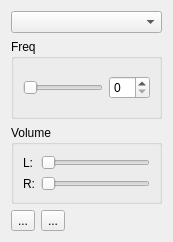
First picture: the form in Qt/my_old_programm/Tools/Generator_Curve/src/widgets/sound_widget/src/ui/sound_widget.ui, repository RinatB2017/mega_GIT, before the edit.
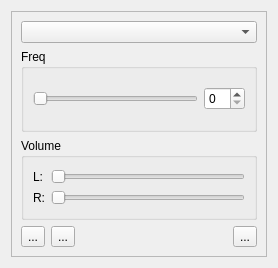
Second picture: the form after the edit.

```diff
--- a/Qt/my_old_programm/Tools/Generator_Curve/src/widgets/sound_widget/src/ui/sound_widget.ui
+++ b/Qt/my_old_programm/Tools/Generator_Curve/src/widgets/sound_widget/src/ui/sound_widget.ui
@@ -6,8 +6,8 @@
    <rect>
     <x>0</x>
     <y>0</y>
-    <width>173</width>
-    <height>242</height>
+    <width>278</width>
+    <height>268</height>
    </rect>
   </property>
   <property name="windowTitle">
@@ -15,6 +15,15 @@
   </property>
   <layout class="QVBoxLayout" name="verticalLayout">
    <item>
+    <widget class="QFrame" name="frame">
+     <property name="frameShape">
+      <enum>QFrame::StyledPanel</enum>
+     </property>
+     <property name="frameShadow">
+      <enum>QFrame::Raised</enum>
+     </property>
+     <layout class="QVBoxLayout" name="verticalLayout_3">
+      <item>
     <widget class="QComboBox" name="m_deviceBox"/>
    </item>
    <item>
@@ -106,7 +115,17 @@
        </property>
       </spacer>
      </item>
-    </layout>
+        <item>
+         <widget class="QToolButton" name="btn_test">
+          <property name="text">
+           <string>...</string>
+          </property>
+         </widget>
+        </item>
+       </layout>
+      </item>
+     </layout>
+    </widget>
    </item>
   </layout>
  </widget>
```
Lines whose indentation alone changed are shown as unchanged.
